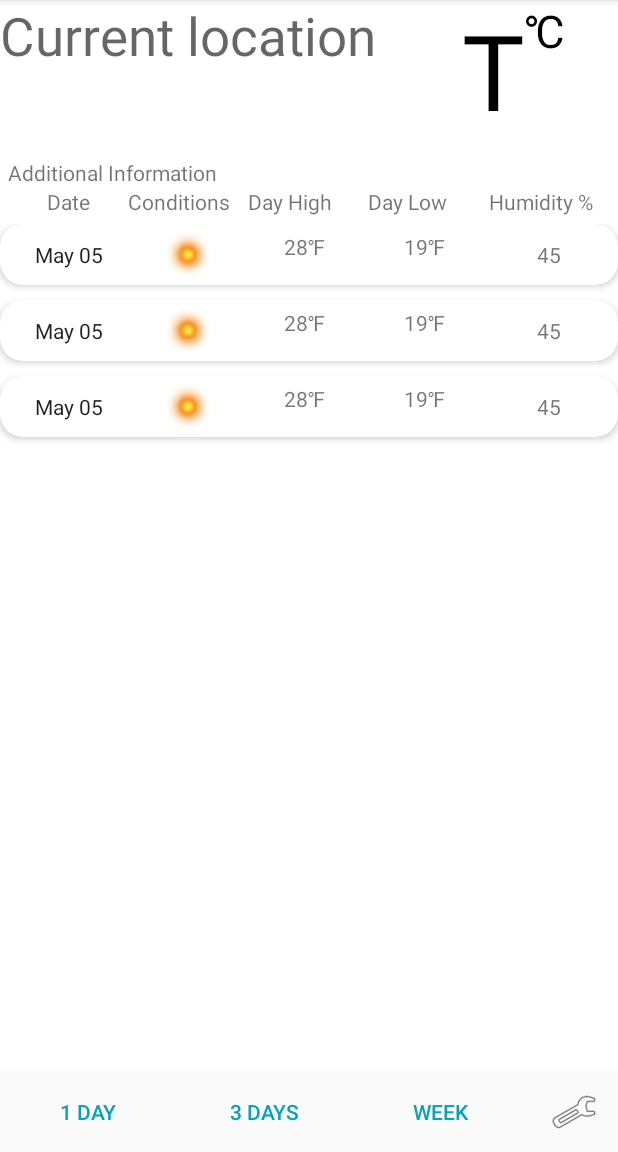
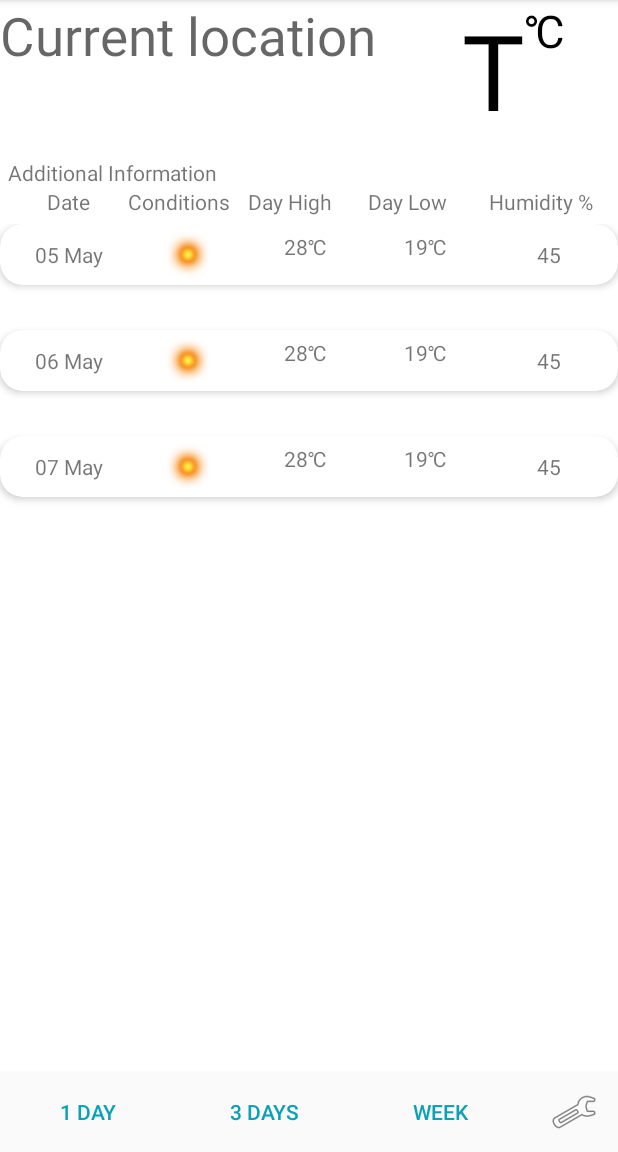
Before and after one commit to Donolaktys/AndroidBase_25.04.20, an Android app: the screen it shows after launch (MainActivity), after a tap on "3 DAYS", on a phone screen of 412 x 824 dp, the part 84-1236 px from its top. Run offline under Robolectric (Android 15) with nearby library versions, the phone set to English and light mode, and no system bars.

Commit message:
Получение данных для dayView через адаптер.

```diff
--- a/app/src/main/java/ru/geekbrains/meteoapp/DayViewAdapter.java
+++ b/app/src/main/java/ru/geekbrains/meteoapp/DayViewAdapter.java
@@ -1,15 +1,15 @@
 package ru.geekbrains.meteoapp;
 
-import android.os.Build;
 import android.support.annotation.NonNull;
-import android.support.annotation.RequiresApi;
 import android.support.v7.widget.RecyclerView;
 import android.view.LayoutInflater;
 import android.view.View;
 import android.view.ViewGroup;
-import android.widget.ImageView;
-import android.widget.TextClock;
 import android.widget.TextView;
+
+import java.text.SimpleDateFormat;
+import java.util.Calendar;
+import java.util.GregorianCalendar;
 
 public class DayViewAdapter extends RecyclerView.Adapter<DayViewAdapter.DayViewHolder> {
     private int numberItems;
@@ -21,20 +21,20 @@ public class DayViewAdapter extends RecyclerView.Adapter<DayViewAdapter.DayViewH
     @NonNull
     @Override
     public DayViewHolder onCreateViewHolder(@NonNull ViewGroup viewGroup, int i) {
-        int layoutIdOfListItem = R.layout.item_view_day;
+        int layoutIdForListItem = R.layout.item_view_day;
 
         LayoutInflater inflater = LayoutInflater.from(viewGroup.getContext());
 
-        View view = inflater.inflate(layoutIdOfListItem, viewGroup, false);
+        View view = inflater.inflate(layoutIdForListItem, viewGroup, false);
 
         DayViewHolder viewHolder = new DayViewHolder(view);
+
         return viewHolder;
     }
 
-    @RequiresApi(api = Build.VERSION_CODES.O)
     @Override
     public void onBindViewHolder(@NonNull DayViewHolder dayViewHolder, int i) {
-
+        dayViewHolder.build(i);
     }
 
     @Override
@@ -44,24 +44,26 @@ public class DayViewAdapter extends RecyclerView.Adapter<DayViewAdapter.DayViewH
 
     class DayViewHolder extends RecyclerView.ViewHolder {
 
-        private TextClock dataDate;
-        private TextView dayHigh;
+        private TextView dataDate;
         private TextView dayHighMeasure;
-        private TextView dayLow;
         private TextView dayLowMeasure;
-        private TextView humidity;
-        private ImageView imageConditions;
+        SimpleDateFormat simpleDateFormat = new SimpleDateFormat("dd MMMM");
+        Calendar calendar = new GregorianCalendar();
 
         public DayViewHolder(@NonNull View itemView) {
             super(itemView);
 
             dataDate = itemView.findViewById(R.id.dataDate);
-            dayHigh = itemView.findViewById(R.id.dataDayHigh);
             dayHighMeasure = itemView.findViewById(R.id.dataDayHighMeasure);
-            dayLow = itemView.findViewById(R.id.dataDayLow);
             dayLowMeasure = itemView.findViewById(R.id.dataDayLowMeasure);
-            humidity = itemView.findViewById(R.id.dataHumidity);
-            imageConditions = itemView.findViewById(R.id.dataImageConditions);
+        }
+
+        void build(int listIndex) {
+            calendar.roll(Calendar.DAY_OF_MONTH, listIndex);
+            String dayDate = simpleDateFormat.format(calendar.getTime());
+            dataDate.setText(dayDate);
+            dayHighMeasure.setText(itemView.getContext().getText(R.string.MEASUREMENT_CELSIUS));
+            dayLowMeasure.setText(itemView.getContext().getText(R.string.MEASUREMENT_CELSIUS));
         }
     }
 }
--- a/app/src/main/java/ru/geekbrains/meteoapp/MainActivity.java
+++ b/app/src/main/java/ru/geekbrains/meteoapp/MainActivity.java
@@ -18,6 +18,8 @@ public class MainActivity extends AppCompatActivity implements Constants {
     private TextView temperature;
     private TextView measure;
     private DividerItemDecoration itemDecoration;
+    private RecyclerView recyclerView;
+    private LinearLayoutManager layoutManager;
 
     @Override
     protected void onCreate(Bundle savedInstanceState) {
@@ -35,6 +37,10 @@ public class MainActivity extends AppCompatActivity implements Constants {
         Button weekBtn = findViewById(R.id.weekBtn);
         TextView infoLink = findViewById(R.id.infoLink);
         String link = getApplicationContext().getString(R.string.link);
+        recyclerView = findViewById(R.id.mainViewDay);
+        recyclerView.setHasFixedSize(true);
+        layoutManager = new LinearLayoutManager(this);
+        recyclerView.setLayoutManager(layoutManager);
 
         //единица измерения по умолчанию
         measure.setText(getApplicationContext().getText(R.string.MEASUREMENT_CELSIUS));
@@ -85,7 +91,7 @@ public class MainActivity extends AppCompatActivity implements Constants {
         MakeLog.lifeCycle(getApplicationContext(), "onActivityResult");
         if (data != null) {
             if (requestCode == REQUEST_CODE_CITY) {
-                if (resultCode == RESULT_OK){
+                if (resultCode == RESULT_OK) {
                     String city = data.getStringExtra(CITY);
                     localityChoice.setText(city);
                 }
@@ -112,18 +118,11 @@ public class MainActivity extends AppCompatActivity implements Constants {
     }
 
     private void initDayView(int numberOfDays) {
-        RecyclerView recyclerView = findViewById(R.id.mainViewDay);
-        recyclerView.setHasFixedSize(true);
-        LinearLayoutManager layoutManager = new LinearLayoutManager(this);
-        recyclerView.setLayoutManager(layoutManager);
-
         DayViewAdapter adapter = new DayViewAdapter(numberOfDays);
         recyclerView.setAdapter(adapter);
 
-        if (itemDecoration == null) {
-            itemDecoration = new DividerItemDecoration(this,  LinearLayoutManager.VERTICAL);
-            itemDecoration.setDrawable(getDrawable(R.drawable.day_view_decorator));
-            recyclerView.addItemDecoration(itemDecoration);
-        }
+        itemDecoration = new DividerItemDecoration(this, LinearLayoutManager.VERTICAL);
+        itemDecoration.setDrawable(getDrawable(R.drawable.day_view_decorator));
+        recyclerView.addItemDecoration(itemDecoration);
     }
 }
--- a/app/src/main/res/layout/item_view_day.xml
+++ b/app/src/main/res/layout/item_view_day.xml
@@ -14,14 +14,12 @@
         android:orientation="horizontal"
         android:padding="5dp">
 
-        <TextClock
+        <TextView
             android:id="@+id/dataDate"
             android:layout_width="0dp"
             android:layout_height="match_parent"
             android:layout_weight="2"
-            android:gravity="center_horizontal|center_vertical"
-            android:format12Hour="MMMM dd"
-            android:format24Hour="MMMM dd" />
+            android:gravity="center_horizontal|center_vertical" />
 
 
         <ImageView
@@ -45,8 +43,7 @@
             android:layout_width="0dp"
             android:layout_height="wrap_content"
             android:layout_weight="1"
-            android:gravity="start|center_vertical"
-            android:text="@string/MEASUREMENT_FAHRENHEIT" />
+            android:gravity="start|center_vertical" />
 
         <TextView
             android:id="@+id/dataDayLow"
@@ -61,8 +58,7 @@
             android:layout_width="0dp"
             android:layout_height="wrap_content"
             android:layout_weight="1"
-            android:gravity="start|center_vertical"
-            android:text="@string/MEASUREMENT_FAHRENHEIT" />
+            android:gravity="start|center_vertical" />
 
         <TextView
             android:id="@+id/dataHumidity"
```
